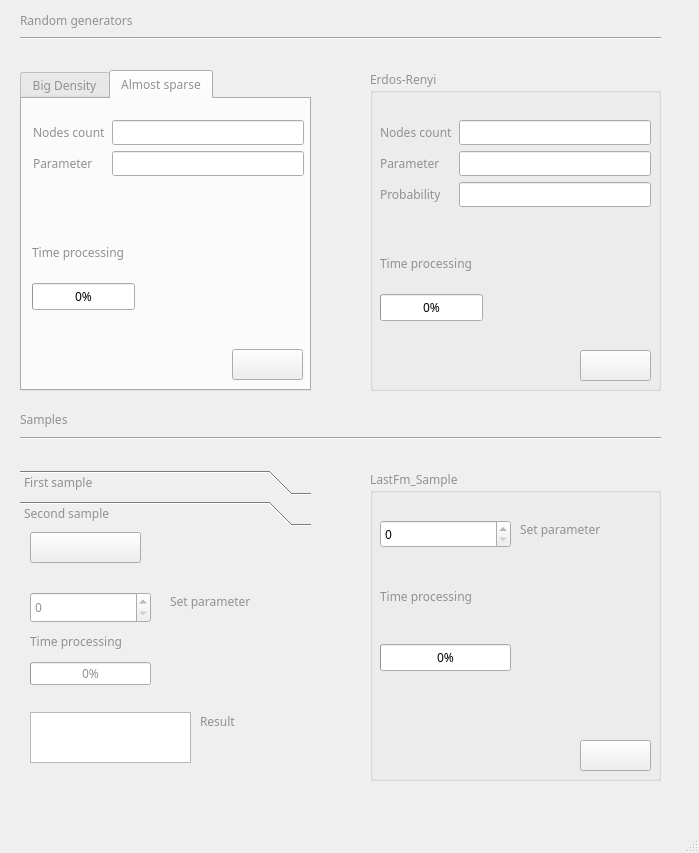
First picture: the form in design.ui, repository mizmorr/Project, before the edit.
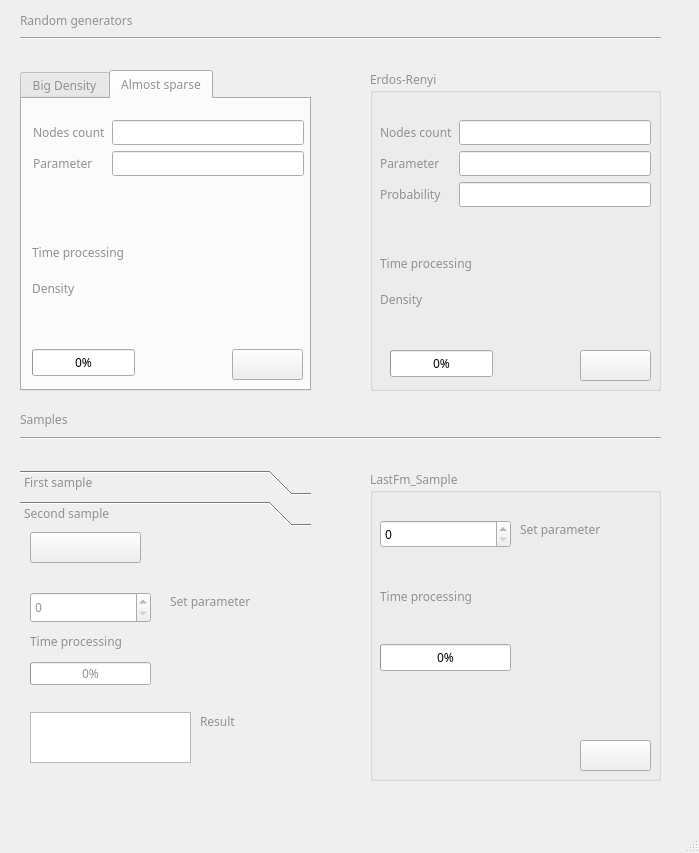
Second picture: the form after the edit. Icons and pictures are not drawn.

Patch:
```diff
--- a/design.ui
+++ b/design.ui
@@ -187,7 +187,7 @@
         <x>150</x>
         <y>130</y>
         <width>131</width>
-        <height>61</height>
+        <height>31</height>
        </rect>
       </property>
       <property name="text">
@@ -198,7 +198,7 @@
       <property name="geometry">
        <rect>
         <x>10</x>
-        <y>184</y>
+        <y>250</y>
         <width>103</width>
         <height>27</height>
        </rect>
@@ -275,6 +275,32 @@
        </item>
       </layout>
      </widget>
+     <widget class="QLabel" name="label_27">
+      <property name="geometry">
+       <rect>
+        <x>10</x>
+        <y>180</y>
+        <width>121</width>
+        <height>18</height>
+       </rect>
+      </property>
+      <property name="text">
+       <string>Density</string>
+      </property>
+     </widget>
+     <widget class="QLabel" name="label_28">
+      <property name="geometry">
+       <rect>
+        <x>150</x>
+        <y>170</y>
+        <width>131</width>
+        <height>31</height>
+       </rect>
+      </property>
+      <property name="text">
+       <string/>
+      </property>
+     </widget>
     </widget>
    </widget>
    <widget class="QGroupBox" name="groupBox_2">
@@ -315,8 +341,8 @@
     <widget class="QProgressBar" name="progressBar_4">
      <property name="geometry">
       <rect>
-       <x>10</x>
-       <y>224</y>
+       <x>20</x>
+       <y>280</y>
        <width>103</width>
        <height>27</height>
       </rect>
@@ -393,6 +419,32 @@
       </item>
      </layout>
     </widget>
+    <widget class="QLabel" name="label_31">
+     <property name="geometry">
+      <rect>
+       <x>10</x>
+       <y>220</y>
+       <width>121</width>
+       <height>18</height>
+      </rect>
+     </property>
+     <property name="text">
+      <string>Density</string>
+     </property>
+    </widget>
+    <widget class="QLabel" name="label_32">
+     <property name="geometry">
+      <rect>
+       <x>150</x>
+       <y>210</y>
+       <width>131</width>
+       <height>31</height>
+      </rect>
+     </property>
+     <property name="text">
+      <string/>
+     </property>
+    </widget>
    </widget>
    <widget class="QGroupBox" name="groupBox_3">
     <property name="geometry">
```
Left out of the diff: 28 changed lines with no effect on the pictures.
